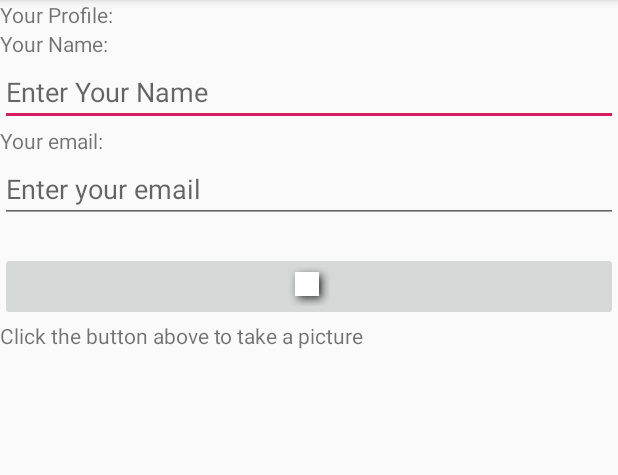
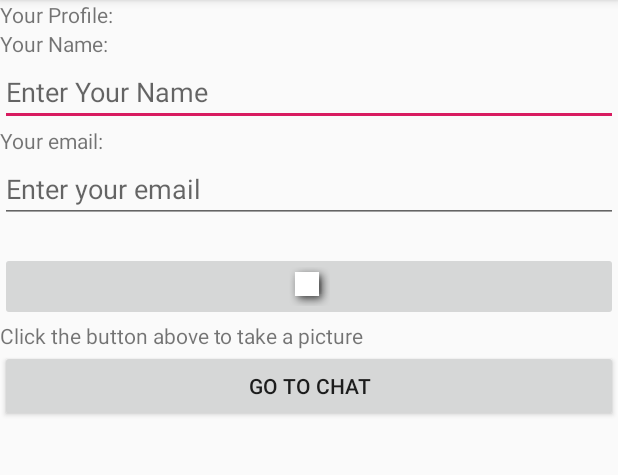
Before and after one commit to RaphaelGuerra/CST2335, an Android app: the screen it shows after launch (ProfileActivity), after a tap on "LOGIN", on a phone screen of 412 x 824 dp, the part 84-559 px from its top. Run offline under Robolectric (Android 15) with nearby library versions, the phone set to English and light mode, and no system bars.

Commit message:
Lab4 commit

```diff
--- a/app/src/main/AndroidManifest.xml
+++ b/app/src/main/AndroidManifest.xml
@@ -18,6 +18,7 @@
             </intent-filter>
         </activity>
         <activity android:name=".ProfileActivity"/>
+        <activity android:name=".ChatActivity"/>
     </application>
 
 </manifest>
--- a/app/src/main/java/com/example/cst2335/MainActivity.kt
+++ b/app/src/main/java/com/example/cst2335/MainActivity.kt
@@ -7,40 +7,46 @@ import android.content.SharedPreferences
 import android.os.Bundle
 import android.support.v7.app.AppCompatActivity
 import android.widget.Toast
-import kotlinx.android.synthetic.main.main_lab3.*
+import kotlinx.android.synthetic.main.activity_main_lab4.*
+
 
 class MainActivity : AppCompatActivity() {
 
     companion object{
-        const val SHARED_PREFS = "sharedPrefs"
-        const val TEXT = "text"
+        private const val SHARED_PREFS = "sharedPrefs"
+        private const val TEXT = "text"
     }
 
     private lateinit var sp: SharedPreferences
 
     override fun onCreate(savedInstanceState: Bundle?) {
         super.onCreate(savedInstanceState)
-        setContentView(R.layout.main_lab3)
+        setContentView(R.layout.activity_main_lab4)
         sp = getSharedPreferences(SHARED_PREFS, Context.MODE_PRIVATE)
         login.setOnClickListener{ openProfileActivity()}
         loadData()
     }
+
     private fun openProfileActivity(){
         val nextPage = Intent(this, ProfileActivity::class.java)
         nextPage.putExtra(SHARED_PREFS , email.text.toString())
         startActivity(nextPage)
     }
+
     private fun saveData(){
         val editor = sp.edit()
         editor.putString(TEXT, email.text.toString())
         editor.apply()
         Toast.makeText(this, "Data saved", Toast.LENGTH_SHORT).show()
     }
+
     private fun loadData(){
         email.setText(sp.getString(TEXT, ""))
     }
+
     override fun onPause(){
         super.onPause()
         saveData()
     }
+
 }
--- a/app/src/main/java/com/example/cst2335/ProfileActivity.kt
+++ b/app/src/main/java/com/example/cst2335/ProfileActivity.kt
@@ -6,22 +6,29 @@ import android.os.Bundle
 import android.provider.MediaStore
 import android.support.v7.app.AppCompatActivity
 import android.util.Log
-import kotlinx.android.synthetic.main.profile_lab3.*
+import kotlinx.android.synthetic.main.activity_profile_lab4.*
+
 
 class ProfileActivity : AppCompatActivity() {
 
     companion object{
-        const val PROFILE_ACTIVITY = "PROFILE_ACTIVITY"
-        const val SHARED_PREFS = "sharedPrefs"
-        const val REQUEST_IMAGE_CAPTURE = 1
+        private const val PROFILE_ACTIVITY = "PROFILE_ACTIVITY"
+        private const val SHARED_PREFS = "sharedPrefs"
+        private const val REQUEST_IMAGE_CAPTURE = 1
     }
 
     override fun onCreate(savedInstanceState: Bundle?) {
         super.onCreate(savedInstanceState)
-        setContentView(R.layout.profile_lab3)
+        setContentView(R.layout.activity_profile_lab4)
         val intent = intent
         profileEmail.setText(intent.getStringExtra(SHARED_PREFS))
         imageButton.setOnClickListener{ dispatchTakePictureIntent()}
+        goChat.setOnClickListener{ openChatActivity()}
+    }
+
+    private fun openChatActivity(){
+        val nextPage = Intent(this, ChatActivity::class.java)
+        startActivity(nextPage)
     }
 
     private fun dispatchTakePictureIntent(){
--- /dev/null
+++ b/app/src/main/res/layout/activity_profile_lab4.xml
@@ -0,0 +1,62 @@
+<?xml version="1.0" encoding="utf-8"?>
+<RelativeLayout xmlns:android="http://schemas.android.com/apk/res/android"
+                android:layout_width="match_parent"
+                android:layout_height="match_parent" xmlns:app="http://schemas.android.com/apk/res-auto">
+    <TextView
+            android:id="@+id/yourProfile"
+            android:layout_width="match_parent"
+            android:layout_height="wrap_content"
+            android:text="@string/yourProfile" />
+    <TextView
+            android:layout_below="@id/yourProfile"
+            android:id="@+id/yourName"
+            android:layout_width="match_parent"
+            android:layout_height="wrap_content"
+            android:text="@string/yourName" />
+    <EditText
+            android:layout_below="@id/yourName"
+            android:id="@+id/name"
+            android:layout_width="match_parent"
+            android:layout_height="wrap_content"
+            android:ems="10"
+            android:hint="@string/name"
+            android:inputType="textPersonName" />
+    <TextView
+            android:layout_below="@id/name"
+            android:id="@+id/yourEmail"
+            android:layout_width="match_parent"
+            android:layout_height="wrap_content"
+            android:text="@string/yourEmail" />
+    <EditText
+            android:layout_below="@id/yourEmail"
+            android:id="@+id/profileEmail"
+            android:layout_width="match_parent"
+            android:layout_height="wrap_content"
+            android:ems="10"
+            android:hint="@string/profileEmail"
+            android:inputType="textEmailAddress" />
+    <TextView
+            android:layout_below="@id/profileEmail"
+            android:id="@+id/yourPic"
+            android:layout_width="match_parent"
+            android:layout_height="wrap_content"
+            android:text="" />
+    <ImageButton
+            android:layout_below="@id/yourPic"
+            android:contentDescription="@string/imageButton"
+            android:id="@+id/imageButton"
+            android:layout_width="match_parent"
+            android:layout_height="wrap_content"
+            app:srcCompat="@android:drawable/picture_frame" />
+    <TextView
+            android:layout_below="@id/imageButton"
+            android:id="@+id/takePic"
+            android:layout_width="match_parent"
+            android:layout_height="wrap_content"
+            android:text="@string/takePic" />
+    <Button
+            android:text="Go to chat"
+            android:layout_below="@+id/takePic"
+            android:layout_width="match_parent"
+            android:layout_height="wrap_content" android:id="@+id/goChat"/>
+</RelativeLayout>
```
Also changed, not shown: app/src/main/java/com/example/cst2335/ChatAcitivity.kt (added, +68 -0 lines), app/src/main/res/layout/activity_chat_lab4.xml (added, +37 -0 lines), app/src/main/res/layout/activity_main_lab4.xml (added, +34 -0 lines), app/src/main/res/layout/message_receive_lab4.xml (added, +25 -0 lines), app/src/main/res/layout/message_send_lab4.xml (added, +25 -0 lines), app/src/main/res/drawable/row_receive.png (added), app/src/main/res/drawable/row_send.png (added).
